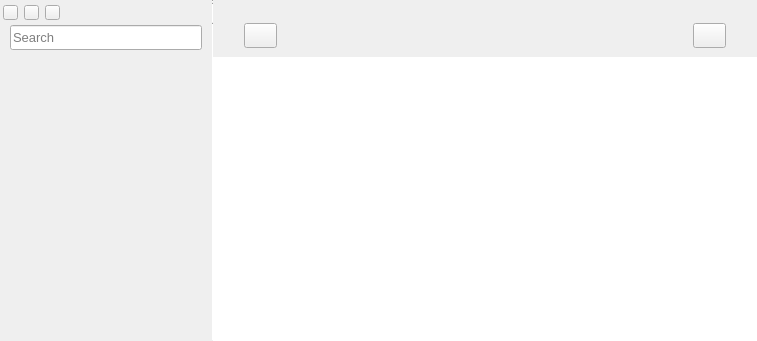
Qt form src/mainwindow.ui (nuttyartist/notes) before a commit.
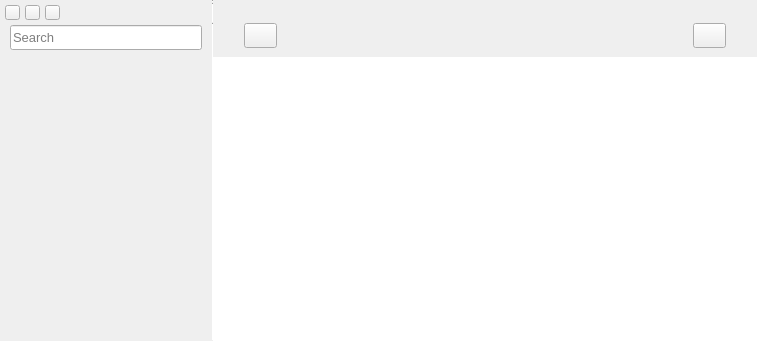
The same form after that commit. Icons and pictures are not drawn.

```diff
--- a/src/mainwindow.ui
+++ b/src/mainwindow.ui
@@ -151,7 +151,7 @@
         </property>
         <property name="sizeHint" stdset="0">
          <size>
-          <width>3</width>
+          <width>5</width>
           <height>20</height>
          </size>
         </property>
@@ -205,7 +205,7 @@
         </property>
         <property name="sizeHint" stdset="0">
          <size>
-          <width>6</width>
+          <width>5</width>
           <height>20</height>
          </size>
         </property>
@@ -259,7 +259,7 @@
         </property>
         <property name="sizeHint" stdset="0">
          <size>
-          <width>6</width>
+          <width>5</width>
           <height>20</height>
          </size>
         </property>
```
